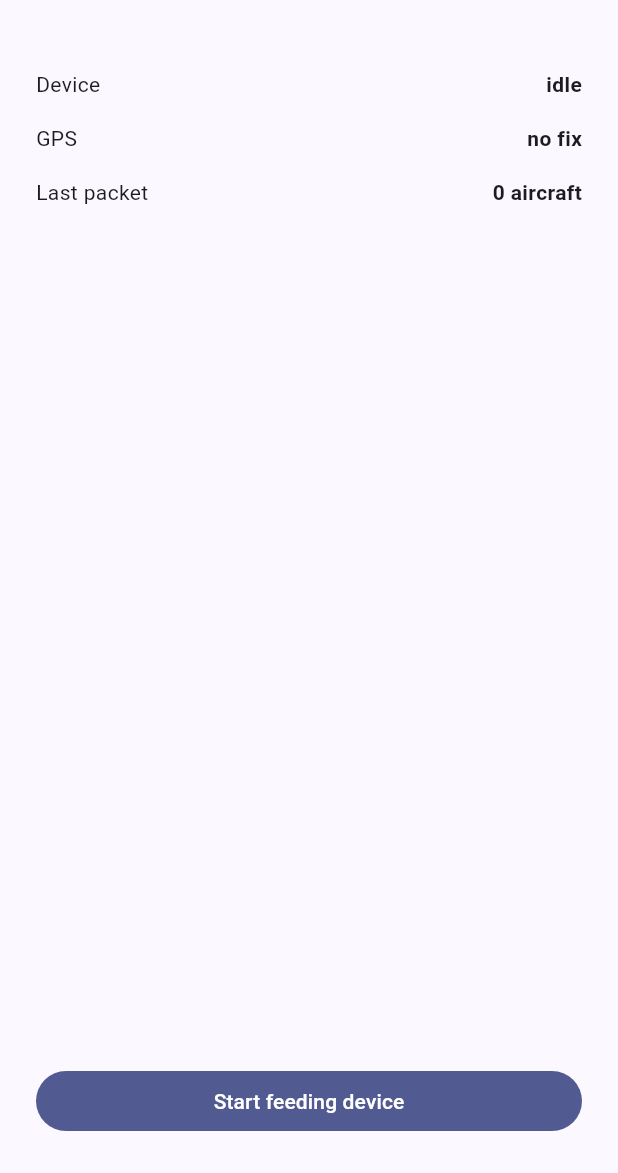
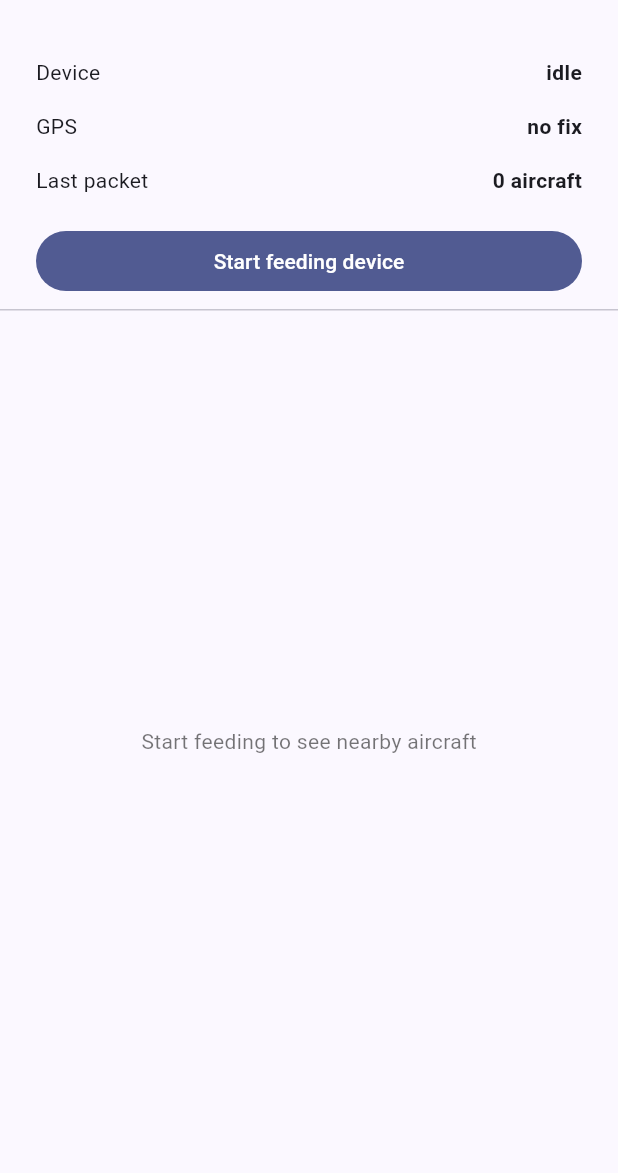
Before and after one commit to disclaimer8/flight-radar-esp32, a Flutter app: the screen it shows after launch, on a phone screen of 412 x 824 dp, the part 63-1236 px from its top. Run offline on Flutter 3.47's test engine with Material 3 defaults, Android fonts, the phone set to English and light mode, and no system bars; our stand-ins replace flutter_blue_plus, flutter_local_notifications, geolocator, permission_handler; missing offline and left inert: flutter_foreground_task.

Commit message:
feat(app): home screen lists fed aircraft with photo cards

```diff
--- a/companion/lib/ui/home_screen.dart
+++ b/companion/lib/ui/home_screen.dart
@@ -4,8 +4,10 @@ import 'dart:io' show Platform;
 import 'package:flutter/material.dart';
 import 'package:flutter_foreground_task/flutter_foreground_task.dart';
 import 'package:permission_handler/permission_handler.dart';
+import '../data/photo_client.dart';
 import '../service/gateway_controller.dart';
 import '../service/gateway_engine.dart' show GatewayStatus;
+import 'aircraft_card.dart';
 
 class HomeScreen extends StatefulWidget {
   const HomeScreen({super.key});
@@ -17,6 +19,7 @@ class _HomeScreenState extends State<HomeScreen> {
   final _controller = GatewayController();
   GatewayStatus _status = const GatewayStatus();
   bool _running = false;
+  final _photos = PhotoClient();
   StreamSubscription<GatewayStatus>? _sub;
 
   @override
@@ -91,15 +94,18 @@ class _HomeScreenState extends State<HomeScreen> {
   Widget build(BuildContext context) {
     return Scaffold(
       appBar: AppBar(title: const Text('Flight Radar Companion')),
-      body: Padding(
-        padding: const EdgeInsets.all(24),
+      body: Column(
+        crossAxisAlignment: CrossAxisAlignment.stretch,
+        children: [
+          Padding(
+            padding: const EdgeInsets.fromLTRB(24, 16, 24, 8),
             child: Column(
               crossAxisAlignment: CrossAxisAlignment.start,
               children: [
                 _row('Device', _status.ble),
                 _row('GPS', _status.fix),
                 _row('Last packet', '${_status.count} aircraft'),
-            const Spacer(),
+                const SizedBox(height: 12),
                 SizedBox(
                   width: double.infinity,
                   child: FilledButton(
@@ -109,6 +115,20 @@ class _HomeScreenState extends State<HomeScreen> {
                 ),
               ],
             ),
+          ),
+          const Divider(height: 1),
+          Expanded(
+            child: _status.aircraft.isEmpty
+                ? const Center(
+                    child: Text('Start feeding to see nearby aircraft',
+                        style: TextStyle(color: Colors.black54)))
+                : ListView.builder(
+                    itemCount: _status.aircraft.length,
+                    itemBuilder: (context, i) =>
+                        AircraftCard(aircraft: _status.aircraft[i], photos: _photos),
+                  ),
+          ),
+        ],
       ),
     );
   }
```
Lines whose indentation alone changed are shown as unchanged.
